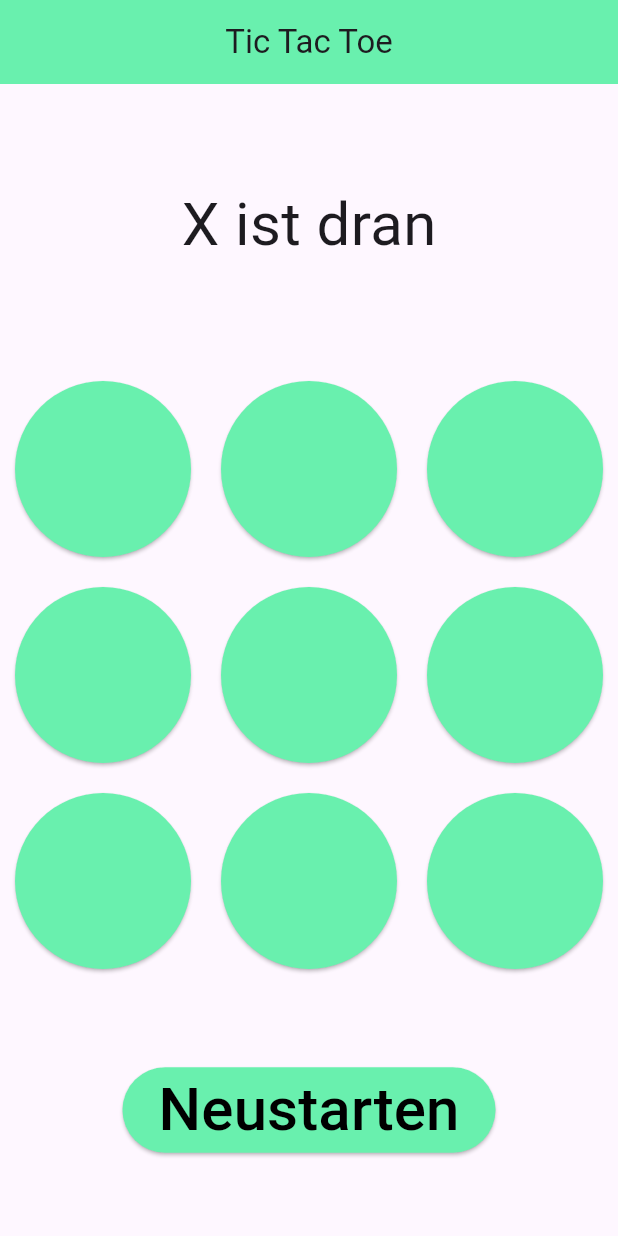
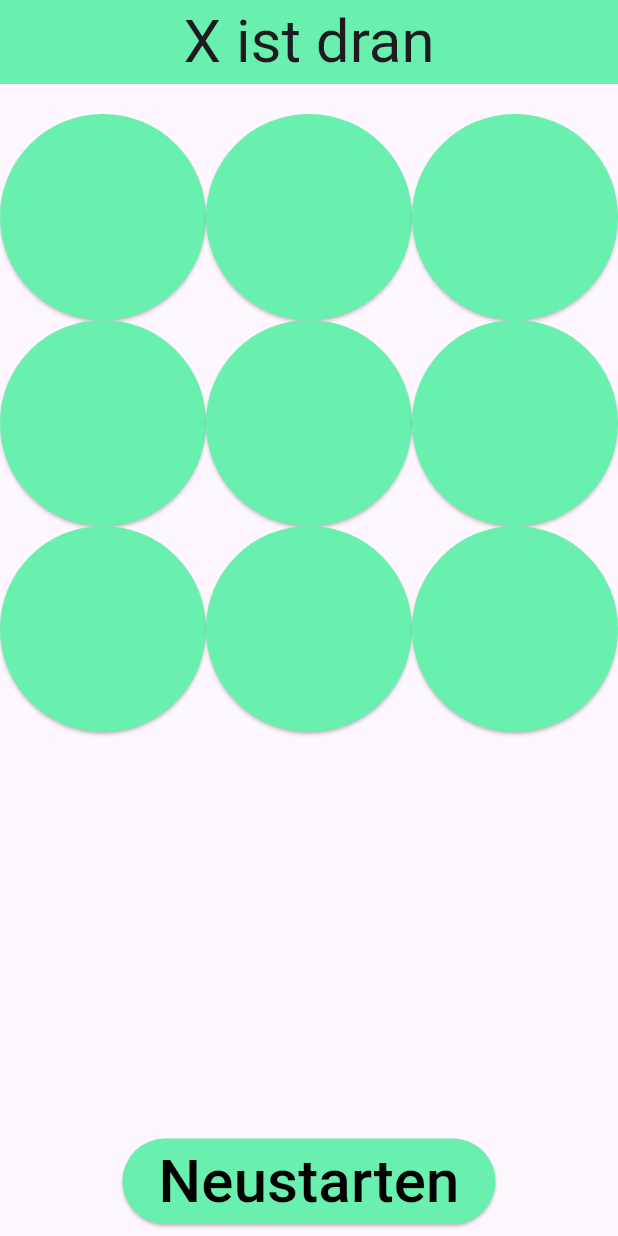
Before and after one commit to ahmad-kalaf/tic-tac-toe-flutter-dart, a Flutter app: the screen it shows after launch, on a phone screen of 412 x 824 dp. Run offline on Flutter 3.47's test engine with Material 3 defaults, Android fonts, the phone set to English and light mode, and no system bars.

Commit message:
--allow-empty

```diff
--- /dev/null
+++ b/lib/constants.dart
@@ -0,0 +1,7 @@
+import 'package:flutter/material.dart';
+
+ButtonStyle kButtonStyle = ButtonStyle(
+  backgroundColor: MaterialStatePropertyAll(Colors.greenAccent),
+  enableFeedback: false,
+  overlayColor: MaterialStatePropertyAll(Colors.red),
+);
--- a/lib/game_logic/GameLogic.dart
+++ b/lib/game_logic/game_logic.dart
@@ -1,5 +1,5 @@
 import 'dart:core';
-import 'Gamefield.dart';
+import 'gamefield.dart';
 
 class GameLogic {
 
@@ -9,7 +9,7 @@ class GameLogic {
 
     GameLogic()
     {
-        _spielfeld = new Gamefield();
+        _spielfeld = Gamefield();
         _aktuellerSpieler = 1;
         _gewinner = -1;
     }
--- a/lib/game_logic/Gamefield.dart
+++ b/lib/game_logic/gamefield.dart
@@ -1,4 +1,4 @@
-import 'GamefieldRow.dart';
+import 'gamefield_row.dart';
 
 class Gamefield {
   late List<GamefieldRow> _zeilen;
--- a/lib/main.dart
+++ b/lib/main.dart
@@ -1,5 +1,6 @@
 import 'package:flutter/material.dart';
-import 'package:tic_tac_toe_game/game_logic/GameLogic.dart';
+import 'package:tic_tac_toe_game/game_logic/game_logic.dart';
+import 'constants.dart';
 
 void main() {
   runApp(const TicTacToeGame());
@@ -30,13 +31,6 @@ class _GameScreenState extends State<GameScreen> {
   List<String> player = List.generate(9, (index) => ' ');
   var keys = <int>[0, 1, 2, 3, 4, 5, 6, 7, 8];
 
-  get kButtonStyle =>
-      const ButtonStyle(
-        backgroundColor: MaterialStatePropertyAll(Colors.greenAccent),
-        enableFeedback: false,
-        overlayColor: MaterialStatePropertyAll(Colors.red),
-      );
-
   GameLogic logic = GameLogic();
 
   void switchPlayer(int num) {
@@ -45,6 +39,8 @@ class _GameScreenState extends State<GameScreen> {
       currPlayer++;
     });
   }
+
+  var index = 0;
 
   bool disableButton(int buttonKey) {
     return (player[buttonKey] == 'O' || player[buttonKey] == 'X')
@@ -55,34 +51,31 @@ class _GameScreenState extends State<GameScreen> {
   @override
   Widget build(BuildContext context) {
     return Scaffold(
-
       appBar: AppBar(
         backgroundColor: Colors.greenAccent,
-        title: Text("Tic Tac Toe"),
-        centerTitle: true,
-      ),
-      body: Column(
-        mainAxisAlignment: MainAxisAlignment.spaceEvenly,
-        children: [
-          Padding(
-            padding: EdgeInsets.all(10),
-            child: Text(
+        title: Text(
           currPlayer % 2 == 0 ? 'O ist dran' : 'X ist dran',
           style: const TextStyle(
             fontSize: 40,
           ),
         ),
+        centerTitle: true,
       ),
-          Flexible(
+      body: Center(
+        child: Column(
+          mainAxisAlignment: MainAxisAlignment.spaceEvenly,
+          mainAxisSize: MainAxisSize.max,
+          children: [
+            const SizedBox(
+              height: 20,
+            ),
+            Expanded(
               child: GridView.builder(
                 gridDelegate: const SliverGridDelegateWithFixedCrossAxisCount(
-                  crossAxisCount: 3),
+                  crossAxisCount: 3,
+                ),
                 itemCount: 9,
-              shrinkWrap: true,
-              itemBuilder: (context, index) =>
-                  Padding(
-                    padding: const EdgeInsets.all(10),
-                    child: ElevatedButton(
+                itemBuilder: (context, index) => ElevatedButton(
                   onPressed: disableButton(index)
                       ? null
                       : () {
@@ -91,21 +84,20 @@ class _GameScreenState extends State<GameScreen> {
                   style: kButtonStyle,
                   child: Text(
                     player[keys[index]],
-                        style: Theme
-                            .of(context)
-                            .textTheme
-                            .headlineMedium,
+                    style: Theme.of(context).textTheme.headlineMedium,
                   ),
                 ),
               ),
             ),
-          ),
-          ElevatedButton(
+            Padding(
+              padding: const EdgeInsets.all(8.0),
+              child: ElevatedButton(
                 onPressed: () {
                   setState(() {
                     currPlayer = 1;
                     player = List.generate(9, (index) => ' ');
                     keys = <int>[0, 1, 2, 3, 4, 5, 6, 7, 8];
+                    index = 0;
                   });
                 },
                 style: kButtonStyle,
@@ -117,7 +109,9 @@ class _GameScreenState extends State<GameScreen> {
                   ),
                 ),
               ),
+            ),
           ],
+        ),
       ),
     );
   }
```
Also changed, not shown: lib/game_logic/gamefield_row.dart (renamed from lib/game_logic/GamefieldRow.dart). Lines whose indentation alone changed are shown as unchanged.
